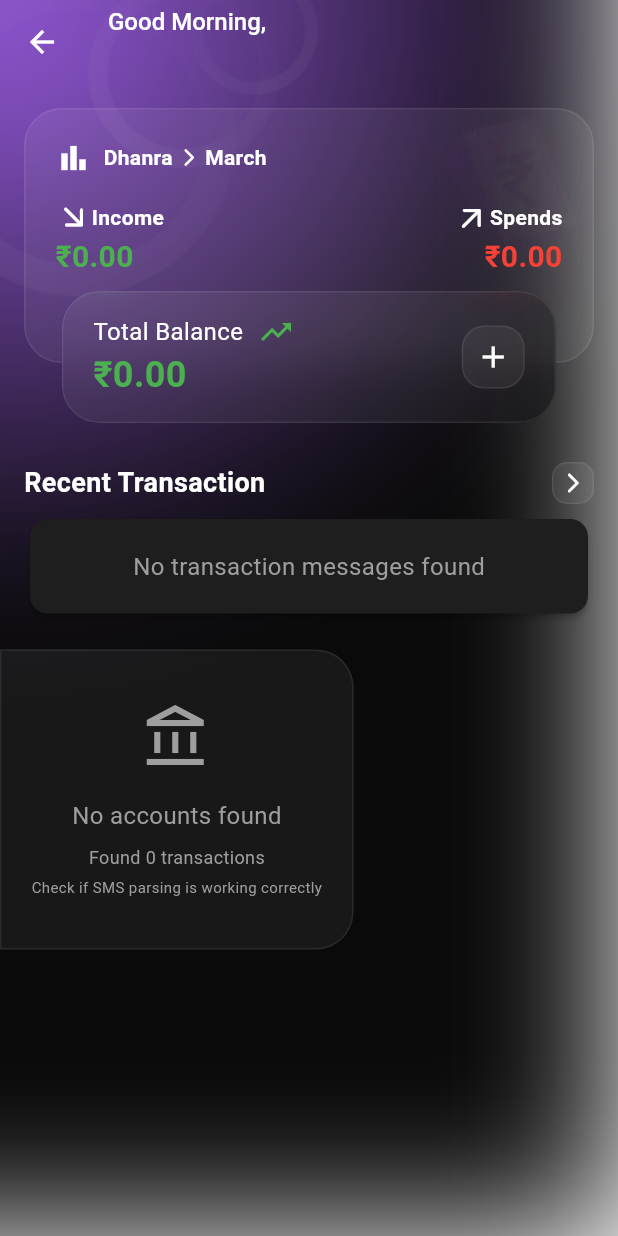
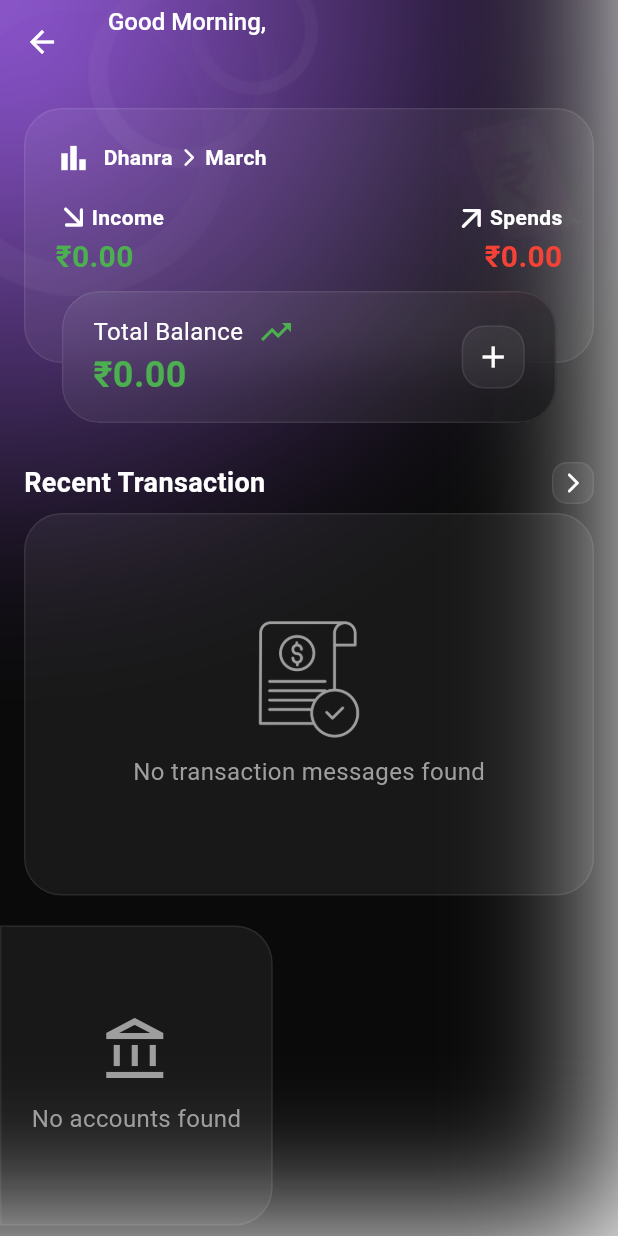
Before and after one commit to devarshkikani/dhanra, a Flutter app: the DashboardScreen screen opened directly, on a phone screen of 412 x 824 dp. Run offline on Flutter 3.47's test engine with Material 3 defaults, Android fonts, the phone set to English and light mode, and no system bars; our stand-ins replace cloud_firestore, equatable, firebase_auth, firebase_core, fl_chart, flutter_bloc and 7 more; missing offline and left inert: another_telephony; accounts and stored records are empty; statements that could not run were skipped.

Commit message:
UI changes

```diff
--- a/lib/features/dashboard/presentation/dashboard_screen.dart
+++ b/lib/features/dashboard/presentation/dashboard_screen.dart
@@ -519,17 +519,35 @@ class _DashboardScreenState extends State<DashboardScreen> {
             height: 6,
           ),
           if (messages.isEmpty)
-            const Card(
-              child: Padding(
-                padding: EdgeInsets.all(20.0),
-                child: Center(
-                  child: Text(
-                    'No transaction messages found',
-                    style: TextStyle(
-                      fontSize: 16,
+            Container(
+              padding: EdgeInsets.symmetric(vertical: 70.0, horizontal: 20.0),
+              decoration: BoxDecoration(
+                color: Colors.white.withAlpha(15),
+                borderRadius: BorderRadius.circular(25),
+                border: Border.all(
+                  color: Colors.white.withAlpha(20),
+                ),
+              ),
+              child: Center(
+                child: Column(
+                  children: [
+                    Image.asset(
+                      "assets/images/empty_transactions.png",
+                      height: 80,
+                      width: 80,
                       color: Colors.grey,
                     ),
-                  ),
+                    SizedBox(
+                      height: 10,
+                    ),
+                    Text(
+                      'No transaction messages found',
+                      style: TextStyle(
+                        fontSize: 16,
+                        color: Colors.grey,
+                      ),
+                    ),
+                  ],
                 ),
               ),
             )
@@ -673,27 +691,11 @@ class _DashboardScreenState extends State<DashboardScreen> {
                   size: 48,
                   color: Colors.grey,
                 ),
-                const SizedBox(height: 16),
+                const SizedBox(height: 10),
                 const Text(
                   "No accounts found",
                   style: TextStyle(
                     fontSize: 16,
-                    color: Colors.grey,
-                  ),
-                ),
-                const SizedBox(height: 8),
-                Text(
-                  "Found ${state.transactionMessages.length} transactions",
-                  style: const TextStyle(
-                    fontSize: 12,
-                    color: Colors.grey,
-                  ),
-                ),
-                const SizedBox(height: 4),
-                const Text(
-                  "Check if SMS parsing is working correctly",
-                  style: TextStyle(
-                    fontSize: 10,
                     color: Colors.grey,
                   ),
                 ),
--- a/lib/features/sms_fetching/presentation/sms_fetching_features_screen.dart
+++ b/lib/features/sms_fetching/presentation/sms_fetching_features_screen.dart
@@ -78,7 +78,7 @@ class _SmsFetchingFeaturesViewState extends State<SmsFetchingFeaturesView> {
         if (state.status == SmsFetchingStatus.success ||
             state.status == SmsFetchingStatus.failure) {
           if (mounted) {
-            context.pushReplacement(AppRoute.home.path);
+            context.go(AppRoute.home.path);
             // Navigator.of(context).pushReplacement(
             //   MaterialPageRoute(
             //     builder: (context) => const HomeScreen(),
```
Also changed, not shown: lib/features/stats_screen/presentation/stats_screen.dart (+32 -5 lines).
